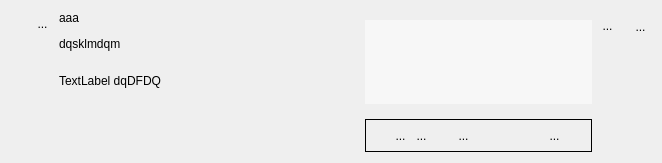
Before: the Qt Designer form UiQT5/desWidgetPlusieursTuple.ui in SalomePlatform/eficas_tools, drawn with Qt 5.
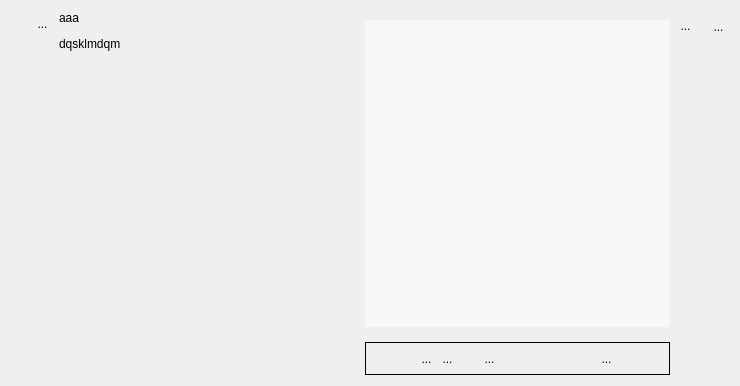
After: the same form once the commit is applied. Icons and pictures are not drawn. Custom widgets are drawn as their Qt base class.

Patch:
```diff
--- a/UiQT5/desWidgetPlusieursTuple.ui
+++ b/UiQT5/desWidgetPlusieursTuple.ui
@@ -6,8 +6,8 @@
    <rect>
     <x>0</x>
     <y>0</y>
-    <width>662</width>
-    <height>163</height>
+    <width>740</width>
+    <height>386</height>
    </rect>
   </property>
   <property name="sizePolicy">
@@ -174,7 +174,7 @@
         </size>
        </property>
        <property name="text">
-        <string>&lt;html&gt;&lt;head/&gt;&lt;body&gt;&lt;p&gt;TextLabel     dqDFDQ&lt;/p&gt;&lt;p&gt;&lt;br/&gt;&lt;/p&gt;&lt;/body&gt;&lt;/html&gt;</string>
+        <string>&lt;html&gt;&lt;head/&gt;&lt;body&gt;&lt;p&gt;&lt;br/&gt;&lt;/p&gt;&lt;p&gt;&lt;br/&gt;&lt;/p&gt;&lt;/body&gt;&lt;/html&gt;</string>
        </property>
       </widget>
      </item>
@@ -222,8 +222,8 @@
             <rect>
              <x>0</x>
              <y>0</y>
-             <width>211</width>
-             <height>84</height>
+             <width>289</width>
+             <height>307</height>
             </rect>
            </property>
            <property name="sizePolicy">
```
Left out of the diff: 31 changed lines with no effect on the pictures.
